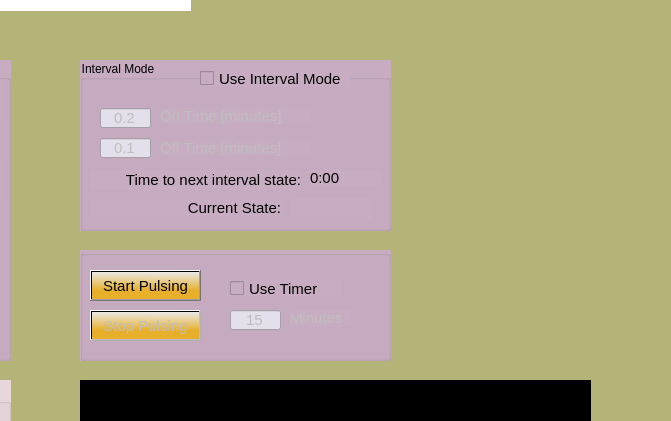
First picture: the form in UI_MainWindow.ui, repository mallozzi/PythonUI, before the edit; both pictures show x 370 to 1041 and y 139 to 560 of the 1297 by 848 pixel window.
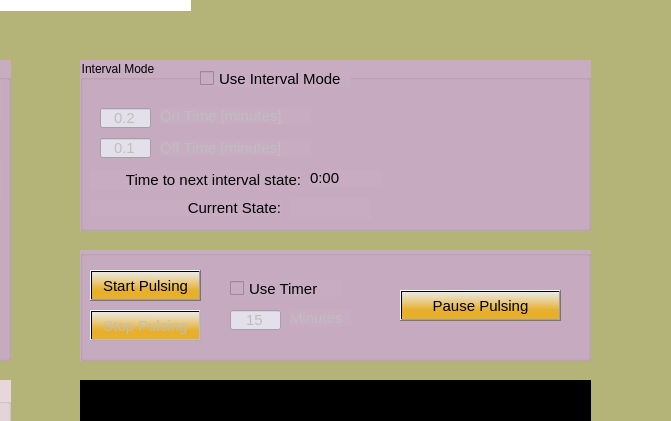
Second picture: the form after the edit.

Commit message: Version shipped with EFM104, also called EPFG_002 (small animal scanner). Uses EPFG_CB_002 and EPFG_OS_002.

What changed in the file:
```diff
--- a/UI_MainWindow.ui
+++ b/UI_MainWindow.ui
@@ -419,7 +419,7 @@
      <rect>
       <x>450</x>
       <y>370</y>
-      <width>311</width>
+      <width>511</width>
       <height>111</height>
      </rect>
     </property>
@@ -546,6 +546,28 @@
       <set>Qt::AlignCenter</set>
      </property>
     </widget>
+    <widget class="QPushButton" name="pB_Pause">
+     <property name="geometry">
+      <rect>
+       <x>320</x>
+       <y>40</y>
+       <width>161</width>
+       <height>31</height>
+      </rect>
+     </property>
+     <property name="font">
+      <font>
+       <family>Yu Gothic UI</family>
+       <pointsize>11</pointsize>
+      </font>
+     </property>
+     <property name="styleSheet">
+      <string notr="true">background-color: qlineargradient(spread:pad, x1:0.988455, y1:0.693, x2:1, y2:0, stop:0 rgba(231, 175, 42, 255), stop:1 rgba(234, 234, 234, 255));</string>
+     </property>
+     <property name="text">
+      <string>Pause Pulsing</string>
+     </property>
+    </widget>
    </widget>
    <widget class="QLabel" name="lbl_Logo">
     <property name="geometry">
@@ -867,7 +889,7 @@
      <rect>
       <x>450</x>
       <y>180</y>
-      <width>311</width>
+      <width>511</width>
       <height>171</height>
      </rect>
     </property>
```
The commit also changes 2 other files.
